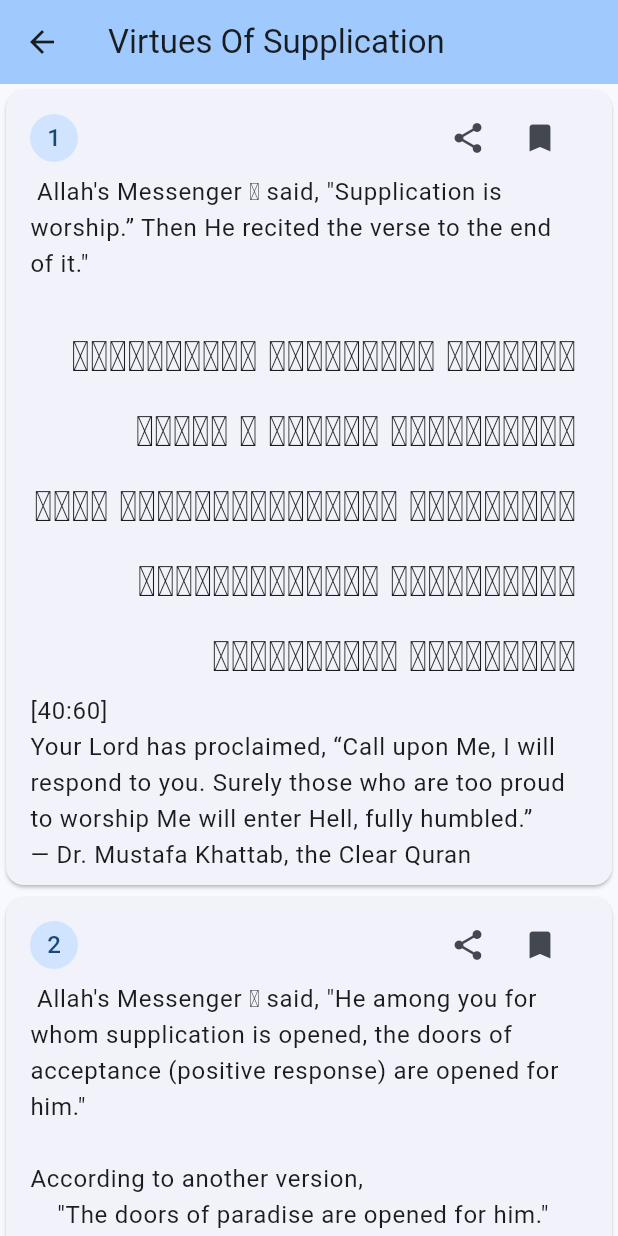
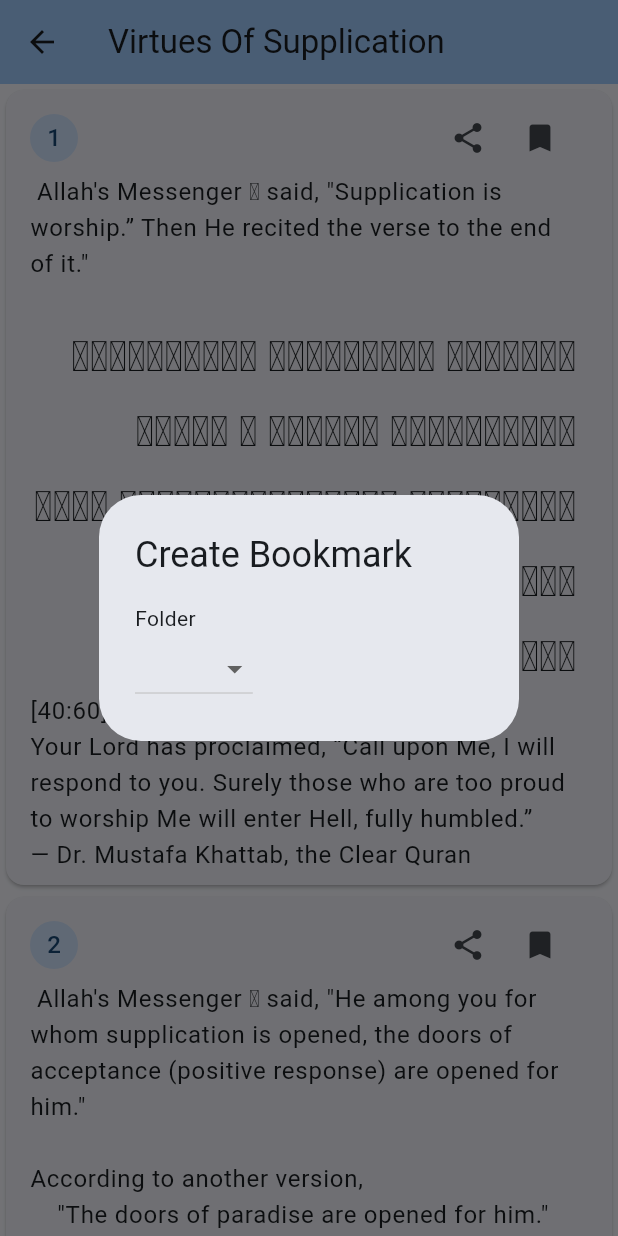
Before and after one commit to Waqar144/hisnehaseen, a Flutter app: the DetailsView screen opened directly with empty values, after a tap on the "bookmark" icon, on a phone screen of 412 x 824 dp. Run offline on Flutter 3.47's test engine with Material 3 defaults, Android fonts, the phone set to English and light mode, and no system bars; our stand-ins replace share_plus; Roboto replaces fonts that are missing (IndoPak).

Commit message:
Add Dummy bookmark infrastructure
Implementation will follow

```diff
--- a/lib/dua_widget.dart
+++ b/lib/dua_widget.dart
@@ -116,7 +116,29 @@ class _DuaWidgetState extends State<DuaWidget> {
     );
   }
 
-  void _bookmarkDua() {}
+  void _bookmarkDua() async {
+    await showDialog(
+        context: context,
+        builder: (ctx) {
+          // ignore: prefer_const_constructors
+          return AlertDialog(
+            title: const Text("Create Bookmark"),
+            content: Column(
+              crossAxisAlignment: CrossAxisAlignment.start,
+              mainAxisSize: MainAxisSize.min,
+              children: [
+                const Text("Folder"),
+                DropdownButton(
+                  onChanged: (s) {},
+                  items: ["First", "Second", "Third"].map((s) {
+                    return DropdownMenuItem(value: s, child: Text(s));
+                  }).toList(),
+                )
+              ],
+            ),
+          );
+        });
+  }
 
   @override
   Widget build(BuildContext context) {
--- a/lib/route_handler.dart
+++ b/lib/route_handler.dart
@@ -4,10 +4,12 @@ import 'detail_view.dart';
 import 'home_page.dart';
 import 'asma_ul_husna.dart';
 import 'settings_page.dart';
+import 'bookmarks_page.dart';
 
 class Routes {
   static const String showCategory = "showCategory";
   static const String settings = "settings";
+  static const String bookmarks = "bookmarks";
 }
 
 Widget handleChapter(int index) {
@@ -23,6 +25,7 @@ MaterialPageRoute onGenerateRoute(RouteSettings? settings) {
       return switch (settings?.name ?? "") {
         Routes.showCategory => handleChapter(settings?.arguments as int),
         Routes.settings => SettingsPage(),
+        Routes.bookmarks => BookmarksPage(),
         _ => const HomePage(title: 'Al-Hisn Al-Haseen')
       };
     },
```
Also changed, not shown: lib/bookmarks_page.dart (added, +39 -0 lines), lib/home_page.dart (+8 -0 lines).
